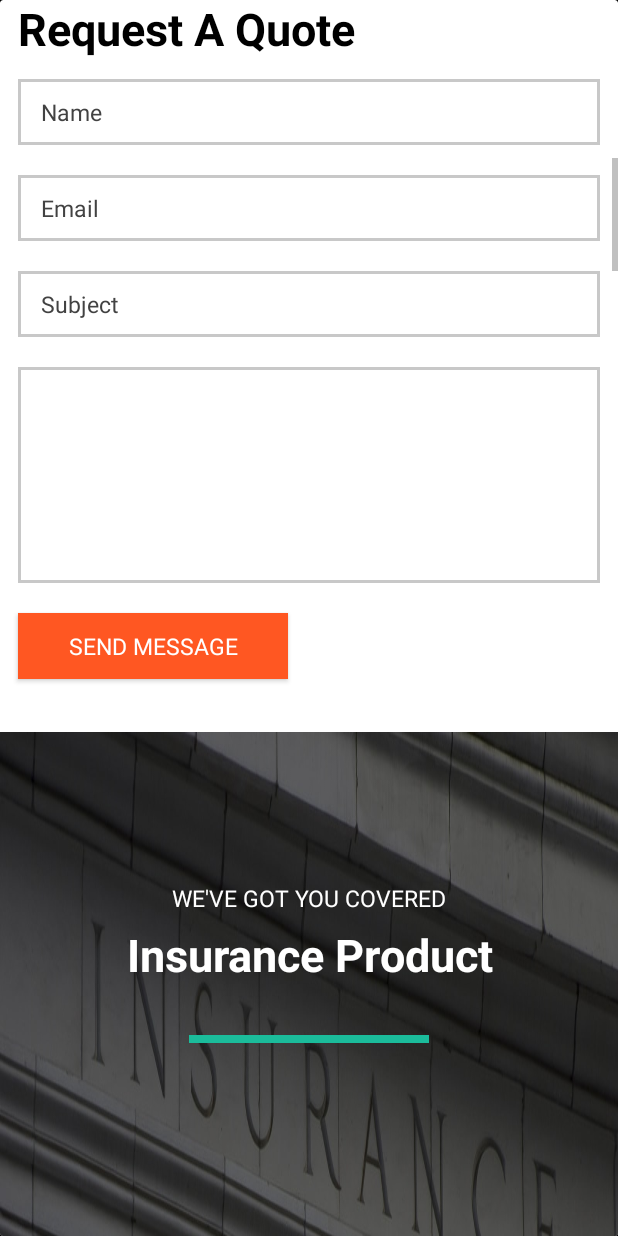
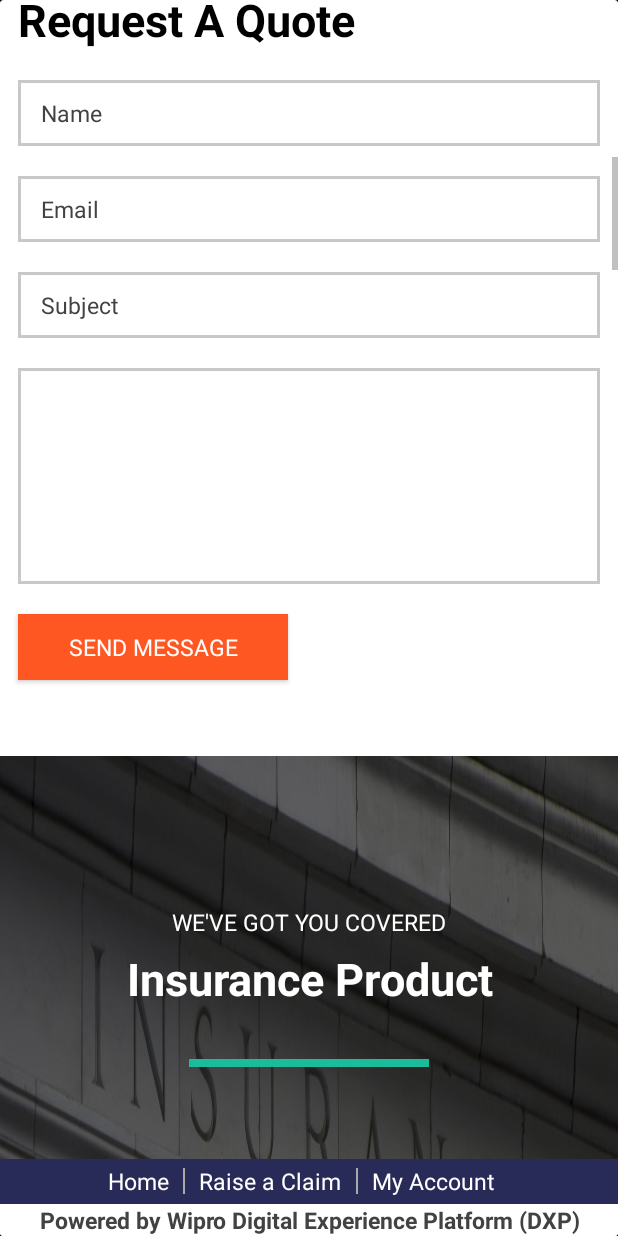
Before and after one commit to kachoudhary/Miliu, an Android app: the screen it shows after launch (FullscreenActivity), scrolled down 1153 dp, on a phone screen of 412 x 824 dp. Run offline under Robolectric (Android 15) with nearby library versions, the phone set to English and light mode, and no system bars.

Commit message:
footer implemented

```diff
--- a/app/src/main/res/layout/activity_fullscreen.xml
+++ b/app/src/main/res/layout/activity_fullscreen.xml
@@ -1,12 +1,10 @@
 <?xml version="1.0" encoding="utf-8"?>
-<LinearLayout xmlns:android="http://schemas.android.com/apk/res/android"
+<FrameLayout xmlns:android="http://schemas.android.com/apk/res/android"
     xmlns:app="http://schemas.android.com/apk/res-auto"
     xmlns:tools="http://schemas.android.com/tools"
     android:layout_width="match_parent"
     android:layout_height="match_parent"
-    tools:context=".View.Activities.FullscreenActivity"
-    android:orientation="vertical"
-    >
+    tools:context=".View.Activities.FullscreenActivity" >
 
     <!-- The primary full-screen view. This can be replaced with whatever view
          is needed to present your content, e.g. VideoView, SurfaceView,
@@ -14,13 +12,19 @@
 <android.support.v7.widget.CardView
     android:layout_width="match_parent"
     android:layout_height="wrap_content">
-    <ScrollView
+
+<RelativeLayout
         android:layout_width="match_parent"
         android:layout_height="match_parent">
-        <LinearLayout
-            android:layout_width="match_parent"
-            android:layout_height="match_parent"
-            android:orientation="vertical" >
+   <ScrollView
+       android:layout_alignParentTop="true"
+        android:layout_width="match_parent"
+        android:layout_height="wrap_content"
+        android:fadeScrollbars="true" >
+       <LinearLayout
+           android:layout_width="match_parent"
+           android:layout_height="match_parent"
+           android:orientation="vertical" >
 
         <FrameLayout
             android:layout_width="match_parent"
@@ -66,13 +70,75 @@
             android:layout_width="match_parent"
             android:layout_height="wrap_content"
             android:id="@+id/framlayout9" />
+   </LinearLayout>
+</ScrollView>
+
+    <LinearLayout
+        android:layout_width="match_parent"
+        android:layout_height="wrap_content"
+        android:orientation="vertical"
+        android:layout_alignParentBottom="true"
+        android:gravity="center"  >
+
+        <LinearLayout
+            android:layout_width="match_parent"
+            android:layout_height="30dp"
+            android:orientation="horizontal"
+            android:background="#282a57"
+            android:layout_gravity="center"
+            android:gravity="center" >
+            <TextView
+                android:layout_marginRight="9dp"
+                android:layout_width="wrap_content"
+                android:layout_height="wrap_content"
+                android:text="Home"
+                android:textColor="@color/cardview_light_background"
+                android:textSize="15sp" />
+            <View
+                android:layout_marginRight="9dp"
+                android:layout_width="1dp"
+                android:layout_height="17sp"
+                android:layout_gravity="center"
+                android:background="@android:color/darker_gray" />
+            <TextView
+                android:layout_marginRight="10dp"
+                android:layout_width="wrap_content"
+                android:layout_height="wrap_content"
+                android:text="Raise a Claim"
+                android:textColor="@color/cardview_light_background"
+                android:textSize="15sp" />
+            <View
+                android:layout_marginRight="9dp"
+                android:layout_width="1dp"
+                android:layout_height="17sp"
+                android:layout_gravity="center"
+                android:background="@android:color/darker_gray" />
+            <TextView
+                android:layout_marginRight="10dp"
+                android:layout_width="wrap_content"
+                android:layout_height="wrap_content"
+                android:text="My Account"
+                android:textColor="@color/cardview_light_background"
+                android:textSize="15sp"  />
+
         </LinearLayout>
-</ScrollView>
+
+        <TextView
+            android:layout_width="match_parent"
+            android:layout_height="wrap_content"
+            android:text="Powered by Wipro Digital Experience Platform (DXP)"
+            android:background="@color/cardview_light_background"
+            android:textColor="@color/cardview_dark_background"
+            android:textSize="15sp"
+            android:textStyle="bold"
+            android:textAlignment="center"  />
+
+    </LinearLayout>
+
+
+</RelativeLayout>
 </android.support.v7.widget.CardView>
 
-    <android.support.v7.widget.CardView
-        android:layout_width="match_parent"
-        android:layout_height="wrap_content">
     <TextView
         android:id="@+id/fullscreen_content"
         android:layout_width="match_parent"
@@ -83,8 +149,6 @@
         android:textColor="#33b5e5"
         android:textSize="50sp"
         android:textStyle="bold" />
-
-    </android.support.v7.widget.CardView>
 
     <!-- This FrameLayout insets its children based on system windows using
          android:fitsSystemWindows. -->
@@ -114,4 +178,4 @@
         </LinearLayout>
     </FrameLayout>
 
-</LinearLayout>
+</FrameLayout>
--- a/app/src/main/res/layout/fragment_fragment1.xml
+++ b/app/src/main/res/layout/fragment_fragment1.xml
@@ -9,7 +9,7 @@
     <ImageView
         android:id="@+id/imageView"
         android:layout_width="match_parent"
-        android:layout_height="180dp"
+        android:layout_height="160dp"
         android:padding="0dp"
         android:scaleType="centerInside"
         android:src="@drawable/logo2" />
@@ -27,7 +27,7 @@
         android:textAllCaps="true"
         android:layout_marginLeft="12dp"
         android:layout_marginRight="12dp"
-        android:layout_marginTop="19dp"
+        android:layout_marginTop="27dp"
         android:layout_marginBottom="3dp"
         android:textAppearance="@color/cardview_dark_background"
         android:textSize="15dp"
--- a/app/src/main/res/layout/fragment_fragment3.xml
+++ b/app/src/main/res/layout/fragment_fragment3.xml
@@ -5,6 +5,7 @@
     android:layout_height="match_parent"
     tools:context=".View.Fragments.Fragment3"
     android:orientation="vertical"
+    android:layout_marginBottom="15dp"
     >
 
     <TextView
@@ -13,8 +14,8 @@
         android:text="Request A Quote"
         android:layout_marginLeft="12dp"
         android:layout_marginRight="12dp"
-        android:layout_marginTop="14dp"
-        android:layout_marginBottom="3dp"
+        android:layout_marginTop="20dp"
+        android:layout_marginBottom="10dp"
         android:textAppearance="@color/cardview_dark_background"
         android:textSize="30dp"
         android:textStyle="bold" />
--- a/app/src/main/res/layout/fragment_fragment5.xml
+++ b/app/src/main/res/layout/fragment_fragment5.xml
@@ -29,7 +29,7 @@
         android:layout_marginLeft="12dp"
         android:layout_marginRight="12dp"
         android:layout_marginTop="3dp"
-        android:layout_marginBottom="27dp"
+        android:layout_marginBottom="10dp"
         android:textAppearance="@color/cardview_dark_background"
         android:textAlignment="center"
         android:textSize="30dp"
@@ -40,7 +40,7 @@
         android:layout_height="5dp"
         android:layout_gravity="center"
         android:layout_marginTop="20sp"
-        android:layout_marginBottom="15sp"
+        android:layout_marginBottom="20sp"
         android:background="#1BBC9B" />
 
 
--- a/app/src/main/res/layout/fragment_fragment6.xml
+++ b/app/src/main/res/layout/fragment_fragment6.xml
@@ -11,7 +11,7 @@
         android:layout_height="match_parent"
         android:orientation="vertical"
         android:layout_gravity="center_vertical"
-        android:layout_marginBottom="3dp"
+        android:layout_marginBottom="23dp"
         android:layout_marginLeft="12dp"
         android:layout_marginRight="12dp"
         android:layout_marginTop="12dp"
```
